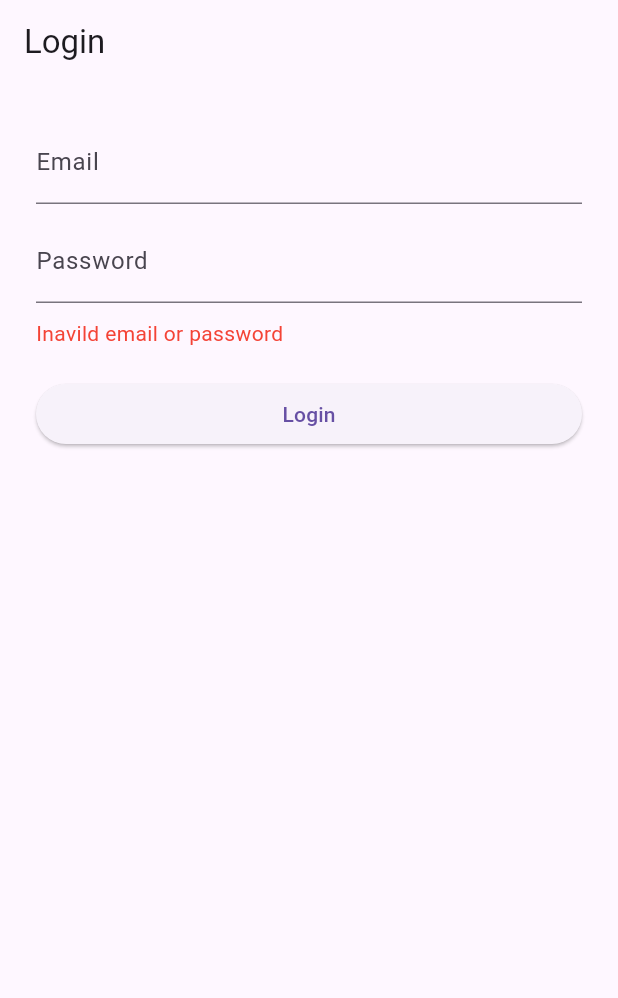
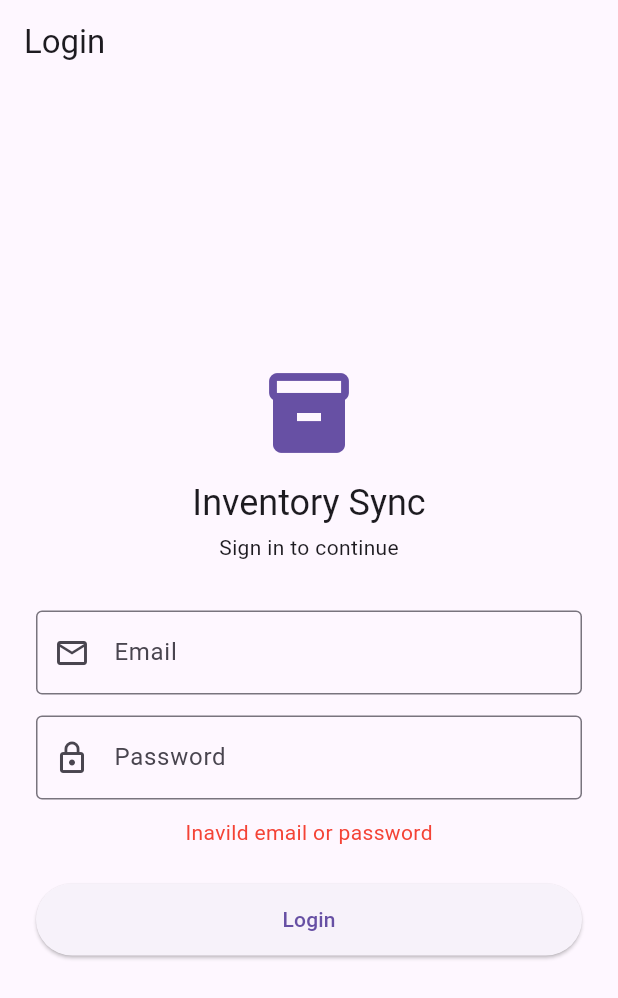
Before and after one commit to nk691929/inventory-offline-sync-flutter, a Flutter app: the screen it shows after launch, on a phone screen of 412 x 824 dp. Shown: the top 998 px of the screen. Run offline on Flutter 3.47's test engine with Material 3 defaults, Android fonts, the phone set to English and light mode, and no system bars; our stand-ins replace connectivity_plus, flutter_riverpod, hive, hive_flutter, shared_preferences; accounts and stored records are empty.

Commit message:
feat(ui): add product creation screen, polish login/list/audit log screens, fix withOpacity deprecation

```diff
--- a/lib/features/auth/presentations/screens/login_screen.dart
+++ b/lib/features/auth/presentations/screens/login_screen.dart
@@ -43,40 +43,73 @@ class _LoginScreenState extends ConsumerState<LoginScreen> {
 
     return Scaffold(
       appBar: AppBar(title: Text('Login')),
-      body: Padding(
-        padding: EdgeInsets.all(24),
+      body: Center(
+        child: SingleChildScrollView(
+          padding: const EdgeInsets.all(24),
+          child: ConstrainedBox(
+            constraints: const BoxConstraints(maxWidth: 400),
             child: Column(
               mainAxisSize: MainAxisSize.min,
-          crossAxisAlignment: CrossAxisAlignment.stretch,
               children: [
+                Icon(
+                  Icons.inventory_2,
+                  size: 64,
+                  color: Theme.of(context).colorScheme.primary,
+                ),
+                const SizedBox(height: 12),
+                Text(
+                  'Inventory Sync',
+                  style: Theme.of(context).textTheme.headlineSmall,
+                ),
+                const SizedBox(height: 4),
+                Text(
+                  'Sign in to continue',
+                  style: Theme.of(context).textTheme.bodyMedium,
+                ),
+                const SizedBox(height: 32),
                 TextField(
                   controller: _emailController,
-              decoration: const InputDecoration(labelText: 'Email'),
+                  decoration: const InputDecoration(
+                    labelText: 'Email',
+                    prefixIcon: Icon(Icons.email_outlined),
+                    border: OutlineInputBorder(),
+                  ),
                   keyboardType: TextInputType.emailAddress,
                 ),
-            const SizedBox(height: 10),
+                const SizedBox(height: 14),
                 TextField(
                   controller: _passwordController,
-              decoration: const InputDecoration(labelText: 'Password'),
+                  decoration: const InputDecoration(
+                    labelText: 'Password',
+                    prefixIcon: Icon(Icons.lock_outline),
+                    border: OutlineInputBorder(),
+                  ),
                   obscureText: true,
                 ),
-
                 if (_errorText != null) ...[
-              SizedBox(height: 10),
-              Text(_errorText!, style: TextStyle(color: Colors.red)),
+                  const SizedBox(height: 12),
+                  Text(_errorText!, style: const TextStyle(color: Colors.red)),
                 ],
-            const SizedBox(height: 20),
-            ElevatedButton(
+                const SizedBox(height: 24),
+                SizedBox(
+                  width: double.infinity,
+                  child: ElevatedButton(
                     onPressed: isLoading ? null : _handleLogin,
+                    style: ElevatedButton.styleFrom(
+                      padding: const EdgeInsets.symmetric(vertical: 14),
+                    ),
                     child: isLoading
-                  ? SizedBox(
+                        ? const SizedBox(
                             height: 18,
                             width: 18,
                             child: CircularProgressIndicator(strokeWidth: 2),
                           )
-                  : Text('Login'),
+                        : const Text('Login'),
+                  ),
                 ),
               ],
+            ),
+          ),
         ),
       ),
     );
```
Also changed, not shown: lib/features/inventory/presentations/screens/add_product_screen.dart (added, +99 -0 lines), lib/features/inventory/presentations/screens/audit_log_screen.dart (+81 -6 lines), lib/features/inventory/presentations/screens/product_list_screen.dart (+41 -21 lines). Lines whose indentation alone changed are shown as unchanged.
